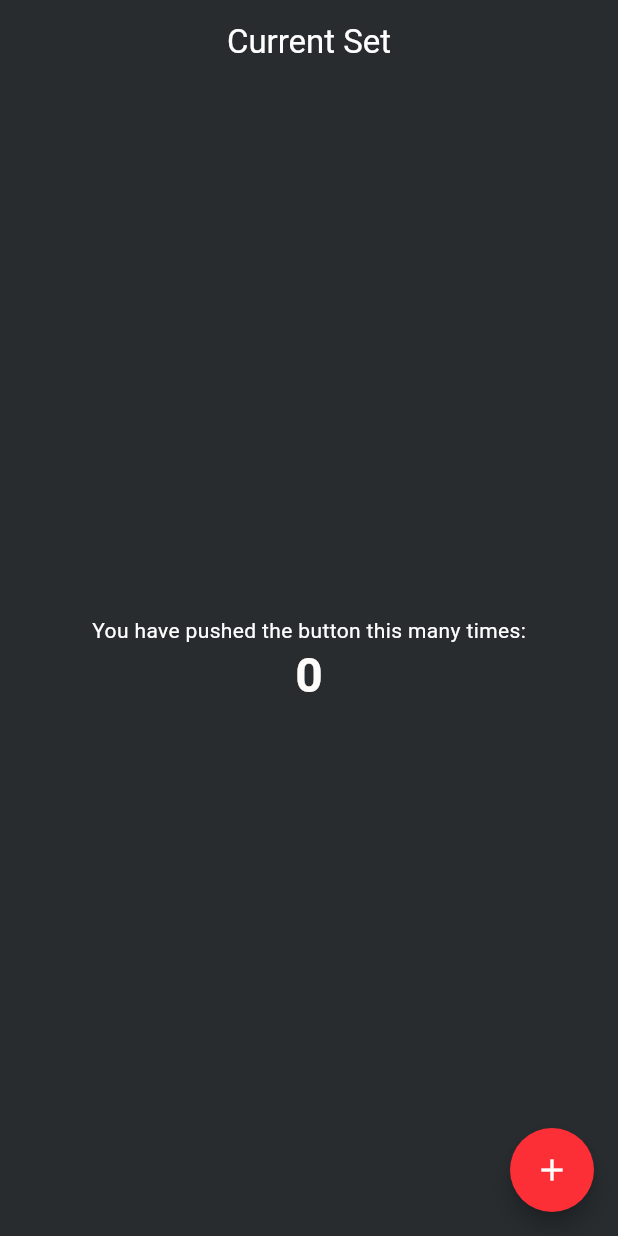
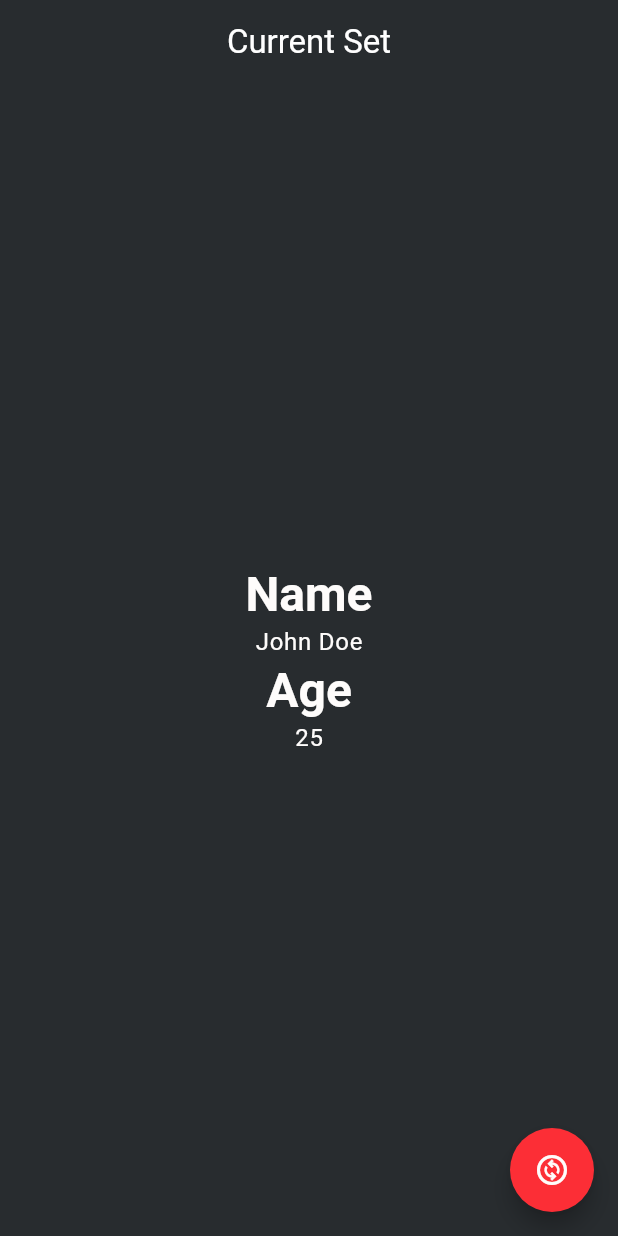
Before and after one commit to ISCIrvingDev/flutter-boxing-timer, a Flutter app: the screen it shows after launch, on a phone screen of 412 x 824 dp. Run offline on Flutter 3.47's test engine with Material 3 defaults, Android fonts, the phone set to English and light mode, and no system bars.

Commit message:
Implementing MVVM Architectural Pattern

```diff
--- a/lib/main.dart
+++ b/lib/main.dart
@@ -1,10 +1,24 @@
 import 'package:flutter/material.dart';
-import 'package:flutter_boxing_timer/pages/home/home.page.dart';
+
+// * Theme
 import 'package:flutter_boxing_timer/shared/theming/dark_theme.dart';
 // import 'package:flutter_boxing_timer/shared/theming/theme.dart';
 
+// * Pages
+import 'package:flutter_boxing_timer/pages/home/home.page.dart';
+
+// * MVVM
+import 'package:provider/provider.dart';
+import 'package:flutter_boxing_timer/pages/home/home.viewmodels.dart';
+
 void main() {
-  runApp(const MyApp());
+  // runApp(const MyApp());
+  runApp(
+    MultiProvider(
+      providers: [ChangeNotifierProvider(create: (_) => UserViewModel())],
+      child: const MyApp(),
+    ),
+  );
 }
 
 class MyApp extends StatelessWidget {
@@ -13,7 +27,7 @@ class MyApp extends StatelessWidget {
   @override
   Widget build(BuildContext context) {
     return MaterialApp(
-      title: 'Flutter Demo',
+      title: 'Boxing Timer',
       // theme: appTheme,
       theme: appDarkTheme,
       home: const HomePage(title: 'Current Set'),
--- /dev/null
+++ b/lib/pages/home/home.models.dart
@@ -0,0 +1,6 @@
+class User {
+  final String name;
+  final int age;
+
+  User({required this.name, required this.age});
+}
--- a/lib/pages/home/home.page.dart
+++ b/lib/pages/home/home.page.dart
@@ -1,4 +1,8 @@
 import 'package:flutter/material.dart';
+
+// * MVVM
+import 'package:provider/provider.dart';
+import 'package:flutter_boxing_timer/pages/home/home.viewmodels.dart';
 
 class HomePage extends StatefulWidget {
   const HomePage({super.key, required this.title});
@@ -9,16 +13,10 @@ class HomePage extends StatefulWidget {
 }
 
 class _HomePageState extends State<HomePage> {
-  int _counter = 0;
-
-  void _incrementCounter() {
-    setState(() {
-      _counter++;
-    });
-  }
-
   @override
   Widget build(BuildContext context) {
+    final userViewModel = Provider.of<UserViewModel>(context);
+
     return Scaffold(
       appBar: AppBar(
         backgroundColor: Theme.of(context).primaryColor,
@@ -29,15 +27,33 @@ class _HomePageState extends State<HomePage> {
         child: Column(
           mainAxisAlignment: MainAxisAlignment.center,
           children: <Widget>[
-            const Text('You have pushed the button this many times:'),
-            Text('$_counter', style: Theme.of(context).textTheme.headlineLarge),
+            // Nombre
+            Text('Name', style: Theme.of(context).textTheme.headlineLarge),
+            Text(
+              userViewModel.user.name,
+              style: Theme.of(context).textTheme.bodyLarge,
+            ),
+
+            // Edad
+            Text('Age', style: Theme.of(context).textTheme.headlineLarge),
+            Text(
+              '${userViewModel.user.age}',
+              style: Theme.of(context).textTheme.bodyLarge,
+            ),
           ],
         ),
       ),
       floatingActionButton: FloatingActionButton(
-        onPressed: _incrementCounter,
-        tooltip: 'Increment',
-        child: const Icon(Icons.add),
+        tooltip: 'Change Value',
+        shape: Theme.of(context).floatingActionButtonTheme.shape,
+        backgroundColor:
+            Theme.of(context).floatingActionButtonTheme.backgroundColor,
+        foregroundColor:
+            Theme.of(context).floatingActionButtonTheme.foregroundColor,
+        onPressed: () {
+          userViewModel.updateUser('Alice', 30);
+        },
+        child: const Icon(Icons.change_circle_outlined),
       ),
     );
   }
--- /dev/null
+++ b/lib/pages/home/home.viewmodels.dart
@@ -0,0 +1,13 @@
+import 'package:flutter/material.dart';
+import 'home.models.dart';
+
+class UserViewModel extends ChangeNotifier {
+  User _user = User(name: "John Doe", age: 25);
+
+  User get user => _user;
+
+  void updateUser(String name, int age) {
+    _user = User(name: name, age: age);
+    notifyListeners(); // Notifica a los listeners para actualizar la UI
+  }
+}
--- a/pubspec.yaml
+++ b/pubspec.yaml
@@ -34,6 +34,7 @@ dependencies:
   # The following adds the Cupertino Icons font to your application.
   # Use with the CupertinoIcons class for iOS style icons.
   cupertino_icons: ^1.0.8
+  provider: ^6.1.2
 
 dev_dependencies:
   flutter_test:
```
Also changed, not shown: pubspec.lock.
